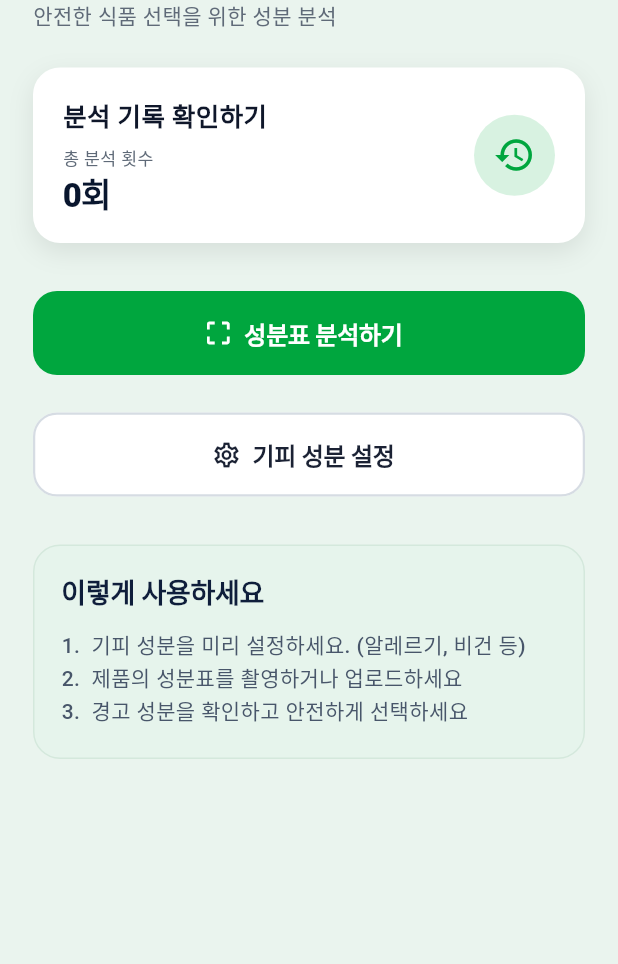
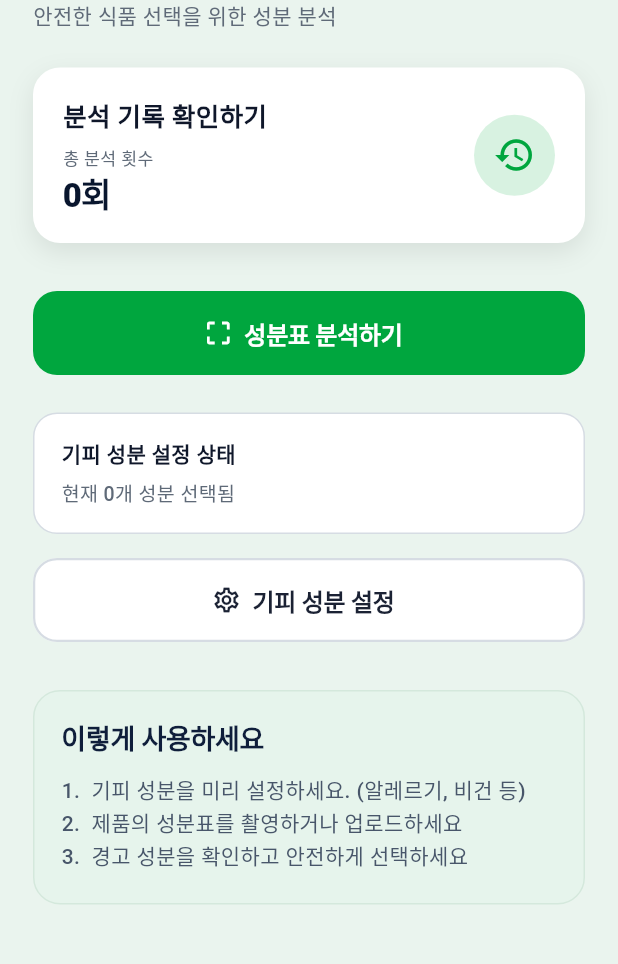
Before and after one commit to gjwnsdnd/food_safety_scanner, a Flutter app: the screen it shows after launch, on a phone screen of 412 x 824 dp, the part 90-1054 px from its top. Run offline on Flutter 3.47's test engine with Material 3 defaults, Android fonts, the phone set to English and light mode, and no system bars; our stand-ins replace dio, image_picker; network calls fail.

Commit message:
feat : 아직 그룹저장은 인식이 안됨

```diff
--- a/lib/models/preferences_model.dart
+++ b/lib/models/preferences_model.dart
@@ -8,15 +8,19 @@ class PreferencesGroup {
   });
 
   factory PreferencesGroup.fromJson(Map<String, dynamic> json) {
+    final dynamic rawIngredients =
+        json['ingredients'] ?? json['avoided_ingredients'] ?? [];
+
     return PreferencesGroup(
       groupName: json['group_name'] ?? '',
-      ingredients: List<String>.from(json['ingredients'] ?? []),
+      ingredients: List<String>.from(rawIngredients as List),
     );
   }
 
   Map<String, dynamic> toJson() => {
     'group_name': groupName,
     'ingredients': ingredients,
+    'avoided_ingredients': ingredients,
   };
 }
 
--- a/lib/screens/main_screen.dart
+++ b/lib/screens/main_screen.dart
@@ -1,15 +1,52 @@
 import 'package:flutter/material.dart';
+import '../services/api_service.dart';
 import 'analysis_result_screen.dart';
 import 'history_screen.dart';
 import 'preferences_screen.dart';
 
-class MainScreen extends StatelessWidget {
+class MainScreen extends StatefulWidget {
   const MainScreen({Key? key}) : super(key: key);
+
+  @override
+  State<MainScreen> createState() => _MainScreenState();
+}
+
+class _MainScreenState extends State<MainScreen> {
+  final ApiService _apiService = ApiService();
+  final String _userId = 'default';
+  List<String> _selectedIngredients = [];
+  bool _isLoadingPreferences = true;
 
   static const Color _backgroundColor = Color(0xFFEAF4EE);
   static const Color _primaryGreen = Color(0xFF00A63E);
   static const Color _softGreen = Color(0xFFD8F2E1);
   static const Color _textMuted = Color(0xFF5F6A78);
+
+  @override
+  void initState() {
+    super.initState();
+    _loadPreferences();
+  }
+
+  Future<void> _loadPreferences() async {
+    try {
+      final data = await _apiService.getPreferences(_userId);
+      if (!mounted) {
+        return;
+      }
+
+      setState(() {
+        _selectedIngredients =
+            List<String>.from(data['avoided_ingredients'] ?? []);
+        _isLoadingPreferences = false;
+      });
+    } catch (_) {
+      if (!mounted) {
+        return;
+      }
+      setState(() => _isLoadingPreferences = false);
+    }
+  }
 
   @override
   Widget build(BuildContext context) {
@@ -59,7 +96,7 @@ class MainScreen extends StatelessWidget {
                       Navigator.push(
                         context,
                         MaterialPageRoute(builder: (_) => const PreferencesScreen()),
-                      );
+                      ).then((_) => _loadPreferences());
                     },
                     icon: Icon(Icons.settings_outlined, size: s(22)),
                     color: const Color(0xFF2B3443),
@@ -172,6 +209,63 @@ class MainScreen extends StatelessWidget {
                 ),
               ),
               SizedBox(height: s(25)),
+              Container(
+                width: double.infinity,
+                padding: EdgeInsets.fromLTRB(s(18), s(16), s(18), s(16)),
+                decoration: BoxDecoration(
+                  color: Colors.white,
+                  borderRadius: BorderRadius.circular(s(16)),
+                  border: Border.all(color: const Color(0xFFD6DCE3)),
+                ),
+                child: Column(
+                  crossAxisAlignment: CrossAxisAlignment.start,
+                  children: [
+                    Text(
+                      '기피 성분 설정 상태',
+                      style: TextStyle(
+                        fontSize: s(14),
+                        fontWeight: FontWeight.w700,
+                        color: const Color(0xFF0F172A),
+                      ),
+                    ),
+                    SizedBox(height: s(6)),
+                    Text(
+                      _isLoadingPreferences
+                          ? '불러오는 중...'
+                          : '현재 ${_selectedIngredients.length}개 성분 선택됨',
+                      style: TextStyle(
+                        fontSize: s(13),
+                        color: _textMuted,
+                        fontWeight: FontWeight.w500,
+                      ),
+                    ),
+                    if (!_isLoadingPreferences && _selectedIngredients.isNotEmpty) ...[
+                      SizedBox(height: s(10)),
+                      Wrap(
+                        spacing: s(6),
+                        runSpacing: s(6),
+                        children: _selectedIngredients
+                            .map(
+                              (ingredient) => Chip(
+                                label: Text(
+                                  ingredient,
+                                  style: TextStyle(
+                                    fontSize: s(12),
+                                    color: const Color(0xFF0F172A),
+                                  ),
+                                ),
+                                backgroundColor: const Color(0xFFF2F5F8),
+                                side: const BorderSide(color: Color(0xFFDCE3EA)),
+                                visualDensity: VisualDensity.compact,
+                              ),
+                            )
+                            .toList(),
+                      ),
+                    ],
+                  ],
+                ),
+              ),
+              SizedBox(height: s(16)),
               SizedBox(
                 width: double.infinity,
                 height: s(56),
@@ -182,7 +276,7 @@ class MainScreen extends StatelessWidget {
                       MaterialPageRoute(
                         builder: (_) => const PreferencesScreen(),
                       ),
-                    );
+                    ).then((_) => _loadPreferences());
                   },
                   style: OutlinedButton.styleFrom(
                     backgroundColor: Colors.white,
--- a/lib/services/api_service.dart
+++ b/lib/services/api_service.dart
@@ -88,6 +88,7 @@ class ApiService {
 	Future<Map<String, dynamic>> savePreferences(
 		String userId,
 		List<String> avoidedIngredients,
+		[List<Map<String, dynamic>>? groups]
 	) async {
 		try {
 			final response = await _dio.post<Map<String, dynamic>>(
@@ -95,6 +96,7 @@ class ApiService {
 				data: {
 					'user_id': userId,
 					'avoided_ingredients': avoidedIngredients,
+					'groups': groups ?? <Map<String, dynamic>>[],
 				},
 			);
 
```
Also changed, not shown: lib/screens/preferences_screen.dart (+18 -2 lines), 2 other files.
